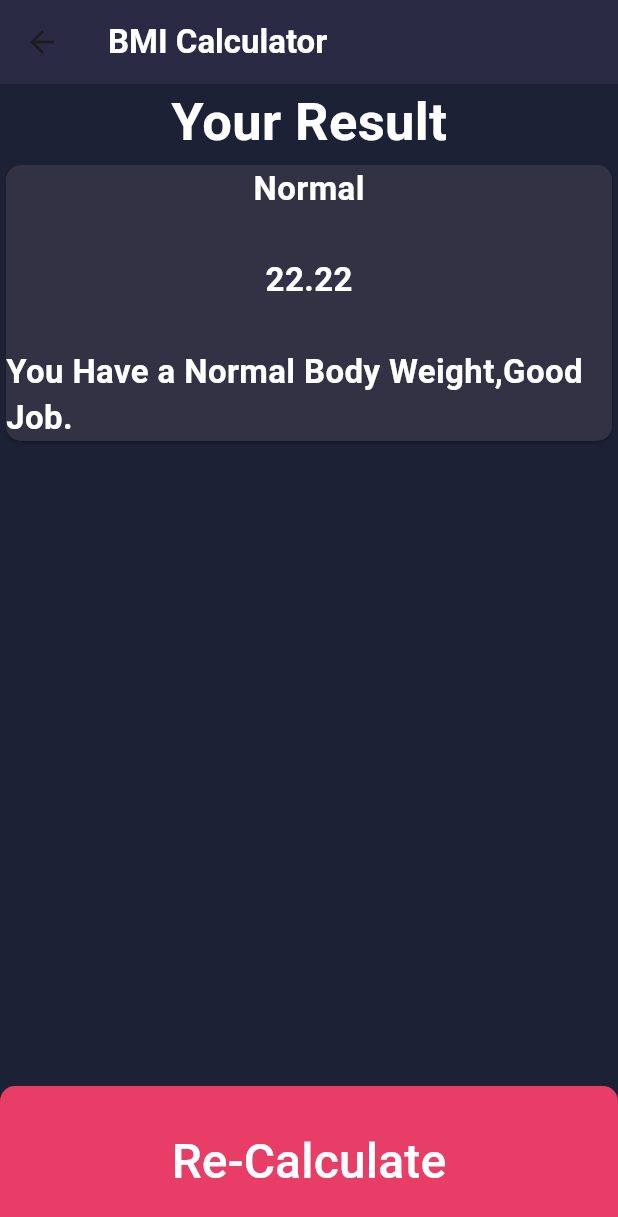
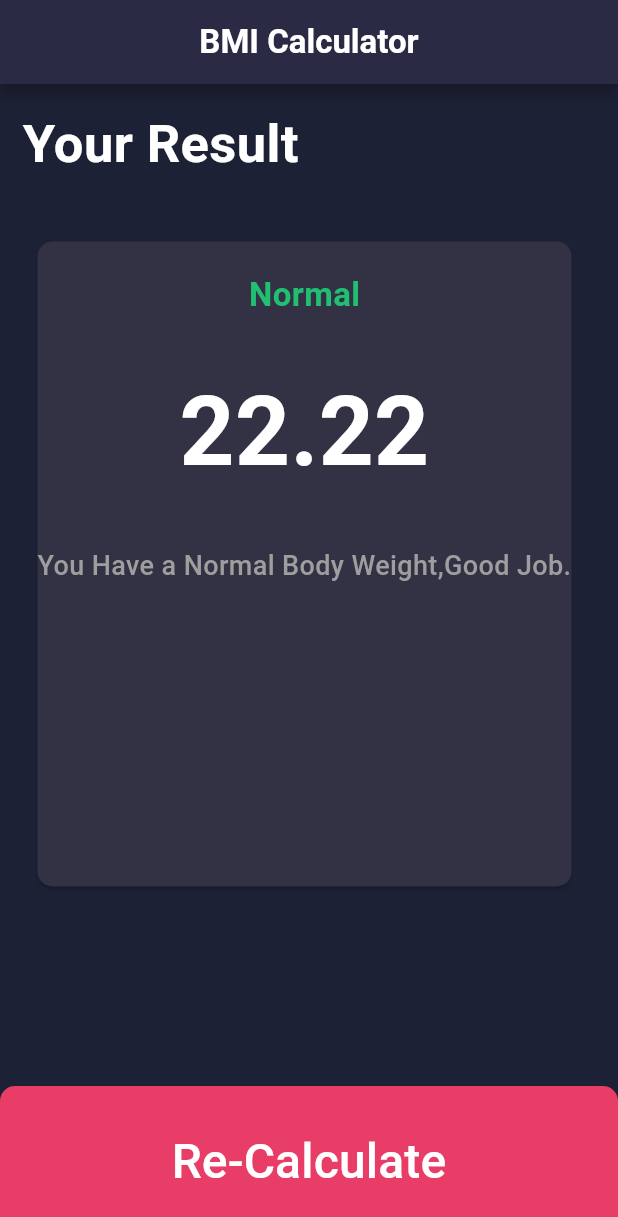
Before and after one commit to FatemehBagheripour/BMI-flutterProject, a Flutter app: the screen it shows after launch, after a tap on "Calculate", on a phone screen of 412 x 824 dp. Shown: the top 1217 px of the screen. Run offline on Flutter 3.47's test engine with Material 3 defaults, Android fonts, the phone set to English and light mode, and no system bars.

Commit message:
initial status text color for each text,added a padding to main column

```diff
--- a/lib/result_page.dart
+++ b/lib/result_page.dart
@@ -12,57 +12,73 @@ class ResultPage extends StatelessWidget {
   Widget build(BuildContext context) {
     String statusMassage;
     String descriptionMassage;
+    Color statusColor;
     String formattedBmi = bmiValue.toStringAsFixed(2);
     if(Age<18){
       if (bmiValue < 16) {
         statusMassage = 'Underweight ;for this age($Age)';
         descriptionMassage="You should eat more!";
+        statusColor=Color(0xffD0C54E);
       }
       else if (bmiValue >= 16 && bmiValue < 22) {
         statusMassage = 'Normal ;for this age($Age)';
         descriptionMassage="You Have a Normal Body Weight,Good Job.";
+        statusColor=Color(0xff21BF73);
       }
       else if (bmiValue >= 22 && bmiValue < 25) {
         statusMassage = 'Overweight ;for this age($Age)';
         descriptionMassage="Try to exercise more.";
+        statusColor=Color(0xffD4773A);
       }
       else {
         statusMassage = 'Obese ;for this age($Age)';
         descriptionMassage="You need to take care of your health.";
+        statusColor=Color(0xffAB1616);
       }
     }
     else {
       if (bmiValue < 18.5) {
         statusMassage = 'Underweight';
         descriptionMassage="You should eat more!";
+        statusColor=Color(0xffD0C54E);
       }
       else if (bmiValue >=18.5 && bmiValue < 25) {
         statusMassage = 'Normal';
         descriptionMassage="You Have a Normal Body Weight,Good Job.";
+        statusColor=Color(0xff21BF73);
       }
       else if (bmiValue >= 25 && bmiValue < 30) {
         statusMassage = 'Overweight';
         descriptionMassage="Try to exercise more.";
+        statusColor=Color(0xffD4773A);
       }
       else {
         statusMassage = 'Obese';
         descriptionMassage="You need to take care of your health.";
+        statusColor=Color(0xffAB1616);
       }
     }
 
     return Scaffold(
         appBar: AppBar(
-          title: Text('BMI Calculator'),
+          title: Text('BMI Calculator',textAlign: TextAlign.center,),
           titleTextStyle: TextStyle(
             color: Colors.white,
             fontSize: 22,
             fontWeight: FontWeight.w600,
           ),
           backgroundColor: Color(0xFF24263B),
+          shadowColor: Colors.black,
           elevation: 4,
+          automaticallyImplyLeading: false,
+          centerTitle: true,
         ),
         backgroundColor: Color(0xFF1C2135),
-        body: Column(
+        body: Padding(
+          padding: const EdgeInsets.all(15),
+          child: Column(
+            mainAxisAlignment: MainAxisAlignment.start,
+            crossAxisAlignment:CrossAxisAlignment.start,
             children: [
               Text('Your Result',
                 style: TextStyle(
@@ -71,35 +87,47 @@ class ResultPage extends StatelessWidget {
                 fontWeight: FontWeight.w600,
               ),
               ),
-            Card(
+              SizedBox(height: 30,),
+              SizedBox(
+                height: 450,
+                child: Card(
                   color: Color(0xFF333244),
                   shape: RoundedRectangleBorder(borderRadius: BorderRadius.circular(10)),
+                  margin: EdgeInsets.all(10),
                   child: Column(
+                    mainAxisAlignment: MainAxisAlignment.start,
+                    crossAxisAlignment: CrossAxisAlignment.center,
                     children: [
+                      SizedBox(height: 20,),
                       Text(statusMassage,style: TextStyle(
-                    color: Colors.white,
+                        color: statusColor,
                         fontSize: 22,
                         fontWeight: FontWeight.w600,
                       ),),
+
                       SizedBox(height: 30,),
-
                       Text(formattedBmi,style: TextStyle(
                         color: Colors.white,
-                    fontSize: 22,
+                        fontSize: 64,
                         fontWeight: FontWeight.w600,
-                  ),),
+                      ),
+                      textAlign: TextAlign.center,),
+
                       SizedBox(height: 30,),
-
                       Text(descriptionMassage,style: TextStyle(
-                    color: Colors.white,
-                    fontSize: 22,
-                    fontWeight: FontWeight.w600,
-                  ),)
+                        color: Colors.grey,
+                        fontSize: 18,
+                        fontWeight: FontWeight.w500,
+                      ),
+                        textAlign: TextAlign.center,
+                      )
 
                     ],
                   ),
+                ),
               )
             ],
+          ),
         ),
 
 
```
Lines whose indentation alone changed are shown as unchanged.
